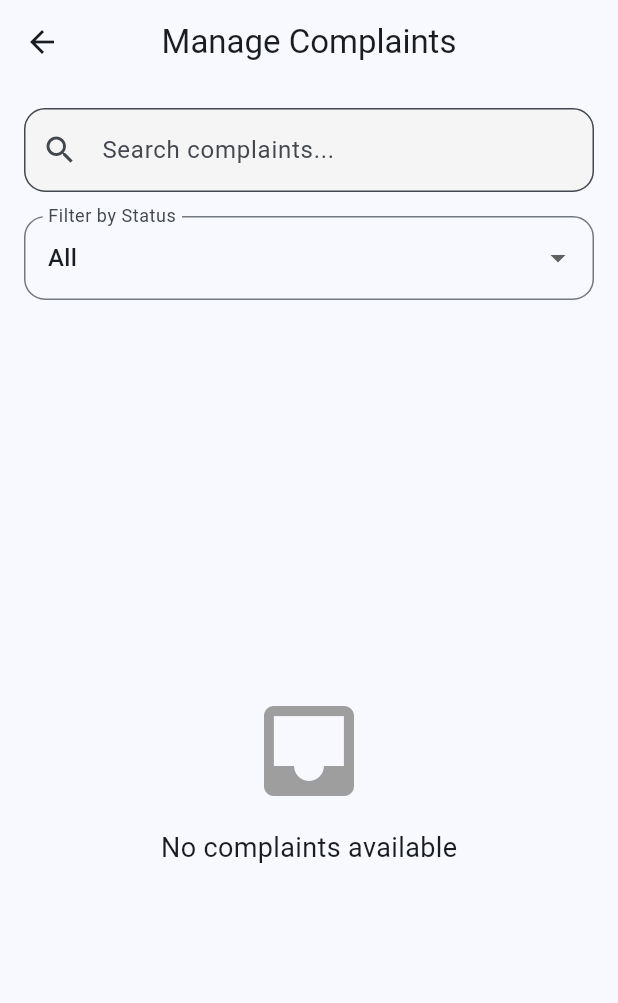
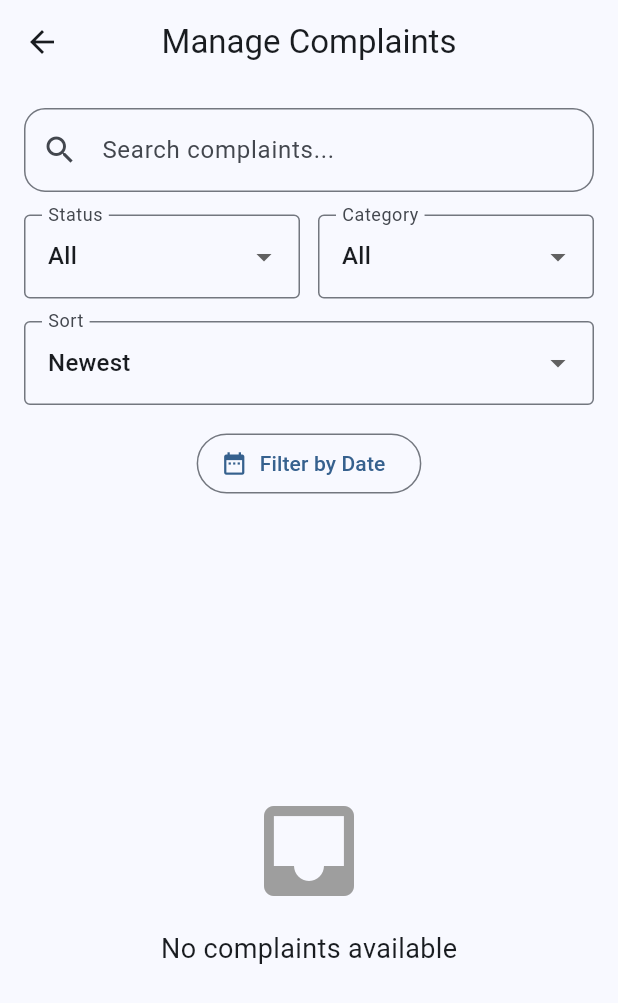
Before and after one commit to birendrakalauni/hamaro_gunaso, a Flutter app: the ManageComplaintsScreen screen opened directly, on a phone screen of 412 x 824 dp. Shown: the top 1003 px of the screen. Run offline on Flutter 3.47's test engine with Material 3 defaults, Android fonts, the phone set to English and light mode, and no system bars; our stand-ins replace cloud_firestore, firebase_auth, firebase_core, image_picker; accounts and stored records are empty.

Commit message:
refactor(admin): extract complaint search and filter controls into reusable widget

```diff
--- a/lib/screens/admin/manage_complaints_screen.dart
+++ b/lib/screens/admin/manage_complaints_screen.dart
@@ -1,6 +1,8 @@
 import 'package:cloud_firestore/cloud_firestore.dart';
 import 'package:flutter/material.dart';
 import 'package:intl/intl.dart';
+import 'models/complaint_filter_model.dart';
+import 'widgets/complaint_filters.dart';
 
 class ManageComplaintsScreen extends StatefulWidget {
   const ManageComplaintsScreen({super.key});
@@ -10,8 +12,7 @@ class ManageComplaintsScreen extends StatefulWidget {
 }
 
 class _ManageComplaintsScreenState extends State<ManageComplaintsScreen> {
-  String searchQuery = "";
-  String selectedStatus = "All";
+  final ComplaintFilterModel filter = ComplaintFilterModel();
 
   final List<String> statuses = [
     "All",
@@ -106,58 +107,17 @@ class _ManageComplaintsScreenState extends State<ManageComplaintsScreen> {
 
       body: Column(
         children: [
-          /// ==============================
-          /// SEARCH BAR
-          /// ==============================
           Padding(
             padding: const EdgeInsets.all(16),
-            child: TextField(
-              decoration: InputDecoration(
-                hintText: "Search complaints...",
-                prefixIcon: const Icon(Icons.search),
-                border: OutlineInputBorder(
-                  borderRadius: BorderRadius.circular(14),
-                ),
-                filled: true,
-                fillColor: Colors.grey.shade100,
-              ),
-              onChanged: (value) {
-                setState(() {
-                  searchQuery = value.toLowerCase().trim();
-                });
+            child: ComplaintFilters(
+              filter: filter,
+              onChanged: () {
+                setState(() {});
               },
             ),
           ),
 
-          /// ==============================
-          /// STATUS FILTER
-          /// ==============================
-          Padding(
-            padding: const EdgeInsets.symmetric(horizontal: 16),
-            child: DropdownButtonFormField<String>(
-              value: selectedStatus,
-              decoration: InputDecoration(
-                labelText: "Filter by Status",
-                border: OutlineInputBorder(
-                  borderRadius: BorderRadius.circular(14),
-                ),
-              ),
-              items: statuses.map((status) {
-                return DropdownMenuItem(value: status, child: Text(status));
-              }).toList(),
-              onChanged: (value) {
-                setState(() {
-                  selectedStatus = value!;
-                });
-              },
-            ),
-          ),
-
-          const SizedBox(height: 15),
-
-          /// ==============================
           /// COMPLAINT LIST
-          /// ==============================
           Expanded(
             child: StreamBuilder<QuerySnapshot>(
               stream: FirebaseFirestore.instance
@@ -201,13 +161,39 @@ class _ManageComplaintsScreenState extends State<ManageComplaintsScreen> {
 
                   final status = data["status"] ?? "Pending";
 
-                  final searchMatch = title.contains(searchQuery);
+                  final searchMatch = title.contains(filter.searchQuery);
 
-                  final statusMatch = selectedStatus == "All"
+                  final statusMatch = filter.selectedStatus == "All"
                       ? true
-                      : status == selectedStatus;
+                      : status == filter.selectedStatus;
 
-                  return searchMatch && statusMatch;
+                  final categoryMatch = filter.selectedCategory == "All"
+                      ? true
+                      : data["category"] == filter.selectedCategory;
+
+                  bool dateMatch = true;
+
+                  if (filter.selectedDateRange != null &&
+                      data["createdAt"] is Timestamp) {
+                    final created = (data["createdAt"] as Timestamp).toDate();
+
+                    dateMatch =
+                        created.isAfter(
+                          filter.selectedDateRange!.start.subtract(
+                            const Duration(days: 1),
+                          ),
+                        ) &&
+                        created.isBefore(
+                          filter.selectedDateRange!.end.add(
+                            const Duration(days: 1),
+                          ),
+                        );
+                  }
+
+                  return searchMatch &&
+                      statusMatch &&
+                      categoryMatch &&
+                      dateMatch;
                 }).toList();
 
                 if (complaints.isEmpty) {
@@ -218,6 +204,20 @@ class _ManageComplaintsScreenState extends State<ManageComplaintsScreen> {
                     ),
                   );
                 }
+
+                complaints.sort((a, b) {
+                  final dataA = a.data() as Map<String, dynamic>;
+                  final dataB = b.data() as Map<String, dynamic>;
+
+                  final Timestamp timeA = dataA["createdAt"];
+                  final Timestamp timeB = dataB["createdAt"];
+
+                  if (filter.sortBy == "Newest") {
+                    return timeB.compareTo(timeA);
+                  }
+
+                  return timeA.compareTo(timeB);
+                });
 
                 return ListView.builder(
                   padding: const EdgeInsets.only(bottom: 20),
--- /dev/null
+++ b/lib/screens/admin/models/complaint_filter_model.dart
@@ -0,0 +1,45 @@
+import 'package:flutter/material.dart';
+
+class ComplaintFilterModel {
+  String searchQuery;
+  String selectedStatus;
+  String selectedCategory;
+  String sortBy;
+
+  DateTimeRange? selectedDateRange;
+
+  ComplaintFilterModel({
+    this.searchQuery = "",
+    this.selectedStatus = "All",
+    this.selectedCategory = "All",
+    this.sortBy = "Newest",
+    this.selectedDateRange,
+  });
+
+  static const List<String> statuses = [
+    "All",
+    "Pending",
+    "In Progress",
+    "Resolved",
+    "Rejected",
+  ];
+
+  static const List<String> categories = [
+    "All",
+    "Road",
+    "Water",
+    "Electricity",
+    "Sanitation",
+    "Health",
+    "Education",
+    "Infrastructure",
+    "Environment",
+    "Public Safety",
+    "Other",
+  ];
+
+  static const List<String> sortOptions = [
+    "Newest",
+    "Oldest",
+  ];
+}
--- /dev/null
+++ b/lib/screens/admin/widgets/complaint_filters.dart
@@ -0,0 +1,137 @@
+import 'package:flutter/material.dart';
+import '../models/complaint_filter_model.dart';
+
+class ComplaintFilters extends StatelessWidget {
+  final ComplaintFilterModel filter;
+
+  final VoidCallback onChanged;
+
+  const ComplaintFilters({
+    super.key,
+    required this.filter,
+    required this.onChanged,
+  });
+
+  @override
+  Widget build(BuildContext context) {
+    return Column(
+      children: [
+        // Search
+        TextField(
+          decoration: InputDecoration(
+            hintText: "Search complaints...",
+            prefixIcon: const Icon(Icons.search),
+            border: OutlineInputBorder(borderRadius: BorderRadius.circular(14)),
+          ),
+          onChanged: (value) {
+            filter.searchQuery = value.toLowerCase().trim();
+            onChanged();
+          },
+        ),
+
+        const SizedBox(height: 15),
+
+        // Status + Category
+        Row(
+          children: [
+            Expanded(
+              child: DropdownButtonFormField<String>(
+                value: filter.selectedStatus,
+                decoration: const InputDecoration(
+                  labelText: "Status",
+                  border: OutlineInputBorder(),
+                ),
+                items: ComplaintFilterModel.statuses.map((status) {
+                  return DropdownMenuItem(value: status, child: Text(status));
+                }).toList(),
+                onChanged: (value) {
+                  filter.selectedStatus = value!;
+                  onChanged();
+                },
+              ),
+            ),
+
+            const SizedBox(width: 12),
+
+            Expanded(
+              child: DropdownButtonFormField<String>(
+                value: filter.selectedCategory,
+                decoration: const InputDecoration(
+                  labelText: "Category",
+                  border: OutlineInputBorder(),
+                ),
+                items: ComplaintFilterModel.categories.map((category) {
+                  return DropdownMenuItem(
+                    value: category,
+                    child: Text(category),
+                  );
+                }).toList(),
+                onChanged: (value) {
+                  filter.selectedCategory = value!;
+                  onChanged();
+                },
+              ),
+            ),
+          ],
+        ),
+
+        const SizedBox(height: 15),
+
+        // Sort
+        DropdownButtonFormField<String>(
+          value: filter.sortBy,
+          decoration: const InputDecoration(
+            labelText: "Sort",
+            border: OutlineInputBorder(),
+          ),
+          items: ComplaintFilterModel.sortOptions.map((sort) {
+            return DropdownMenuItem(value: sort, child: Text(sort));
+          }).toList(),
+          onChanged: (value) {
+            filter.sortBy = value!;
+            onChanged();
+          },
+        ),
+
+        const SizedBox(height: 15),
+
+        // Date Filter
+        OutlinedButton.icon(
+          icon: const Icon(Icons.date_range),
+          label: Text(
+            filter.selectedDateRange == null
+                ? "Filter by Date"
+                : "${filter.selectedDateRange!.start.day}/${filter.selectedDateRange!.start.month}/${filter.selectedDateRange!.start.year}"
+                      " - "
+                      "${filter.selectedDateRange!.end.day}/${filter.selectedDateRange!.end.month}/${filter.selectedDateRange!.end.year}",
+          ),
+          onPressed: () async {
+            final picked = await showDateRangePicker(
+              context: context,
+              firstDate: DateTime(2020),
+              lastDate: DateTime.now(),
+            );
+
+            if (picked != null) {
+              filter.selectedDateRange = picked;
+              onChanged();
+            }
+          },
+        ),
+
+        if (filter.selectedDateRange != null)
+          Align(
+            alignment: Alignment.centerRight,
+            child: TextButton.icon(
+              icon: const Icon(Icons.clear),
+              label: const Text("Clear Date"),
+              onPressed: () {
+                filter.selectedDateRange = null;
+                onChanged();
+              },
+            ),
+          ),
+      ],
+    );
+  }
+}
```
